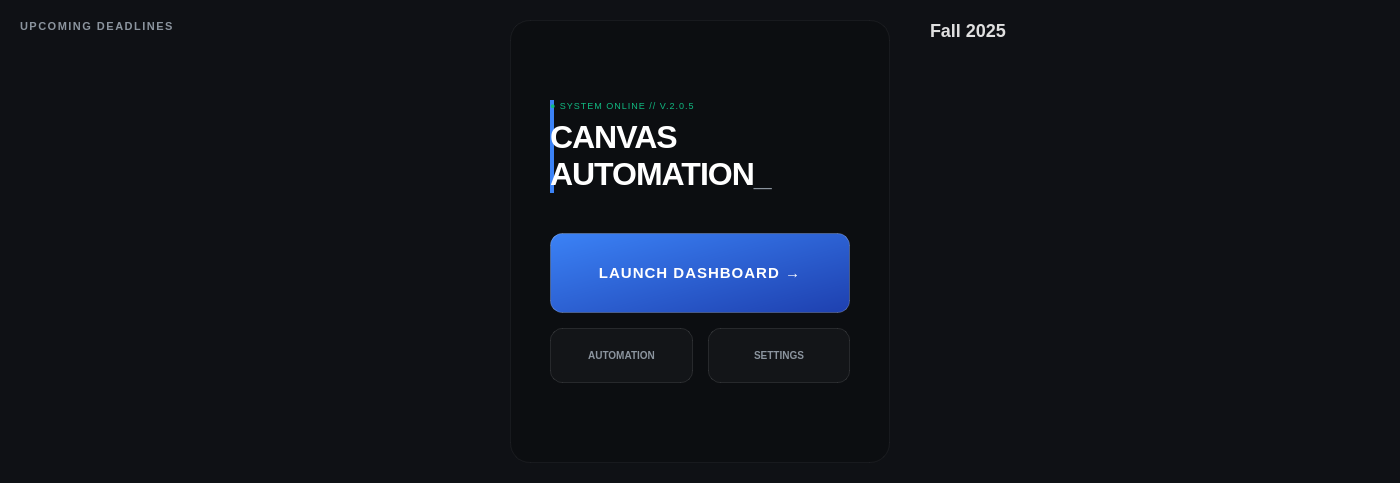
Old version of the form gui/ui/launcher.ui in the repository s1lently/canvas_decon.
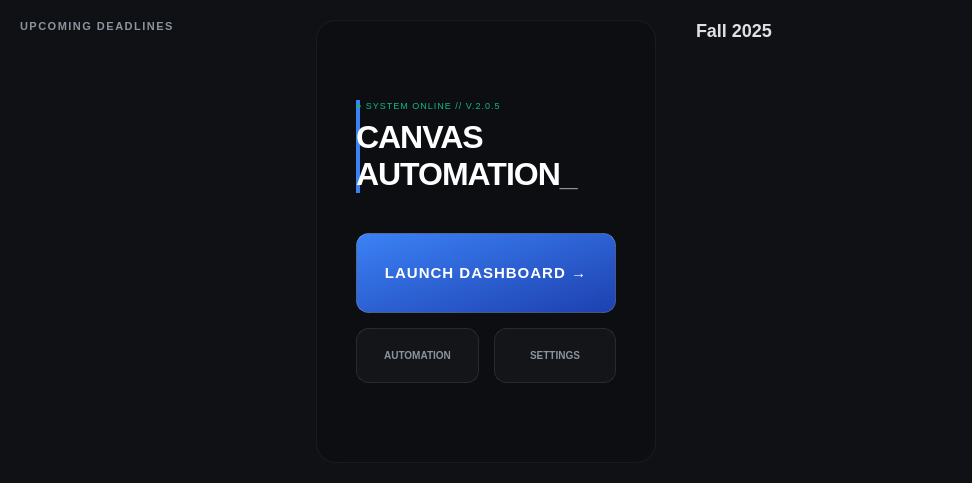
New version of the form.

```diff
--- a/gui/ui/launcher.ui
+++ b/gui/ui/launcher.ui
@@ -92,12 +92,6 @@
      </item>
      <item>
       <widget class="QListWidget" name="todoList">
-       <property name="minimumSize">
-        <size>
-         <width>450</width>
-         <height>0</height>
-        </size>
-       </property>
       </widget>
      </item>
     </layout>
@@ -106,13 +100,13 @@
     <widget class="QWidget" name="centerPanel" native="true">
      <property name="minimumSize">
       <size>
-       <width>380</width>
+       <width>340</width>
        <height>0</height>
       </size>
      </property>
      <property name="maximumSize">
       <size>
-       <width>420</width>
+       <width>380</width>
        <height>16777215</height>
       </size>
      </property>
@@ -318,12 +312,6 @@
      </item>
      <item>
       <widget class="QListWidget" name="courseList">
-       <property name="minimumSize">
-        <size>
-         <width>450</width>
-         <height>0</height>
-        </size>
-       </property>
        <property name="styleSheet">
         <string notr="true">QListWidget#courseList {
     background: transparent;
```
